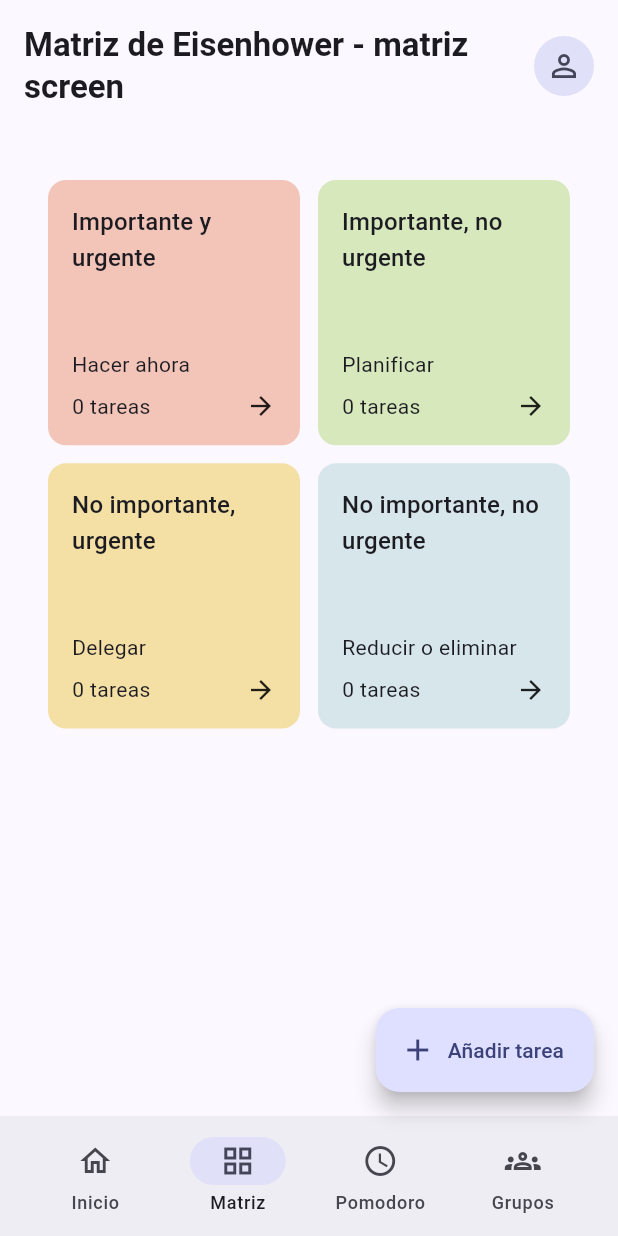
After one commit to agnesGuyonnaud/Prisma, a Flutter app: the screen it shows after launch, item 2 of the bottom bar chosen, on a phone screen of 412 x 824 dp. The commit adds this screen. Run offline on Flutter 3.47's test engine with Material 3 defaults, Android fonts, the phone set to English and light mode, and no system bars; our stand-ins replace sqflite; accounts and stored records are empty.

Commit message:
debud maj liste avec chat

```diff
--- a/lib/main.dart
+++ b/lib/main.dart
@@ -3,6 +3,7 @@ import 'package:flutter_localizations/flutter_localizations.dart';
 
 import 'data/tareas_repository.dart';
 import 'screens/home.dart';
+import 'widgets/tarea_list.dart';
 
 void main() {
   runApp(const MainApp());
@@ -21,7 +22,7 @@ class MainApp extends StatelessWidget {
       locale: const Locale('es'),
       supportedLocales: const [Locale('es')],
       localizationsDelegates: GlobalMaterialLocalizations.delegates,
-      navigatorObservers: [homeRouteObserver],
+      navigatorObservers: [tareasRouteObserver],
       // Genera superficies, colores de texto y estados coherentes con Material 3.
       // La paleta parte del morado de referencia; no depende del fondo del móvil.
       theme: ThemeData(
--- /dev/null
+++ b/lib/screens/matriz.dart
@@ -0,0 +1,214 @@
+import 'package:flutter/material.dart';
+import 'package:prisma/screens/home.dart';
+
+import '../data/tareas_repository.dart';
+import '../models/tarea_model.dart';
+import '../widgets/matriz_tareas.dart';
+import '../widgets/tarea_list.dart';
+import 'tarea_formulario.dart';
+
+/// Matriz que consulta las tareas locales y abre sus formularios y detalles.
+class MatrizScreen extends StatefulWidget {
+  const MatrizScreen({super.key, this.repositorio});
+
+  final TareasRepository? repositorio;
+
+  @override
+  State<MatrizScreen> createState() => _MatrizScreenState();
+}
+
+class _MatrizScreenState extends State<MatrizScreen> with RouteAware {
+  late final TareasRepository _repositorio;
+  late Future<List<Tarea>> _tareas;
+  ModalRoute<dynamic>? _ruta;
+
+  @override
+  void initState() {
+    super.initState();
+    _repositorio = widget.repositorio ?? TareasRepository.instancia;
+    _tareas = _repositorio.listar();
+  }
+
+  @override
+  void didChangeDependencies() {
+    super.didChangeDependencies();
+    final ruta = ModalRoute.of(context);
+    if (ruta != _ruta) {
+      if (_ruta != null) tareasRouteObserver.unsubscribe(this);
+      _ruta = ruta;
+      if (ruta != null) tareasRouteObserver.subscribe(this, ruta);
+    }
+  }
+
+  @override
+  void didPopNext() => _recargar();
+
+  @override
+  void dispose() {
+    tareasRouteObserver.unsubscribe(this);
+    super.dispose();
+  }
+
+  void _recargar() {
+    if (!mounted) return;
+    final consulta = _repositorio.listar();
+    setState(() {
+      _tareas = consulta;
+    });
+  }
+
+  Future<void> _abrirInicio() async {
+    if (!mounted) return;
+    await Navigator.of(context)
+        .push<void>(MaterialPageRoute<void>(builder: (_) => HomeScreen()));
+  }
+
+  Future<void> _crearTarea() async {
+    await Navigator.of(context).push<Tarea>(
+      MaterialPageRoute(
+        builder: (_) => TareaFormulario(repositorio: _repositorio),
+      ),
+    );
+  }
+
+  @override
+  Widget build(BuildContext context) {
+    final tema = Theme.of(context);
+    final colores = tema.colorScheme;
+
+    return Scaffold(
+      body: SafeArea(
+        // Un único margen exterior de 16 dp alinea el saludo, el perfil y
+        // las tareas, también cuando la ventana supera los 600 dp de ancho.
+        child: Padding(
+          padding: const EdgeInsets.all(16),
+          child: Column(
+            crossAxisAlignment: CrossAxisAlignment.start,
+            children: [
+              // Cabecera fija: no forma parte de la lista desplazable.
+              Row(
+                children: [
+                  Expanded(
+                    child: Text(
+                      'Matriz de Eisenhower - matriz screen',
+                      style: tema.textTheme.titleLarge?.copyWith(
+                        fontWeight: FontWeight.bold,
+                      ),
+                    ),
+                  ),
+                  const SizedBox(width: 16),
+                  // Indicador de perfil decorativo, sin acción.
+                  Semantics(
+                    label: 'Perfil',
+                    child: CircleAvatar(
+                      radius: 20,
+                      backgroundColor: colores.secondaryContainer,
+                      child: Icon(
+                        Icons.person_outline,
+                        color: colores.onSecondaryContainer,
+                      ),
+                    ),
+                  ),
+                ],
+              ),
+              const SizedBox(height: 32),
+              // El ListView solo contiene la lista de tareas.
+              Expanded(
+                child: FutureBuilder<List<Tarea>>(
+                  future: _tareas,
+                  builder: (context, snapshot) {
+                    if (snapshot.connectionState != ConnectionState.done) {
+                      return const Center(child: CircularProgressIndicator());
+                    }
+                    if (snapshot.hasError) {
+                      return Center(
+                        child: Column(
+                          mainAxisSize: MainAxisSize.min,
+                          children: [
+                            const Text('No se pudieron cargar tus tareas.'),
+                            TextButton(
+                              onPressed: _recargar,
+                              child: const Text('Reintentar'),
+                            ),
+                          ],
+                        ),
+                      );
+                    }
+                    final tareas = snapshot.data ?? [];
+                    return MatrizTareas(tareas: tareas);
+                    /* if (tareas.isEmpty) {
+                      return const Align(
+                        alignment: Alignment.topCenter,
+                        child: Card.filled(
+                          margin: EdgeInsets.zero,
+                          child: Padding(
+                            padding: EdgeInsets.all(24),
+                            child: Text(
+                              'Aún no tienes tareas. Pulsa “Añadir tarea” para crear la primera.',
+                            ),
+                          ),
+                        ),
+                      );
+                    }
+                    final now = DateTime.now();
+                    final tareasOrdenadas = [...tareas]
+                      ..sort(
+                        (a, b) => b
+                            .getImportanceEmergencyScore(now)
+                            .compareTo(a.getImportanceEmergencyScore(now)),
+                      );
+                    return TareaList(
+                      tareasOrdenadas: tareasOrdenadas,
+                      repositorio: _repositorio,
+                    ); */
+                  },
+                ),
+              ),
+            ],
+          ),
+        ),
+      ),
+      // El formulario guarda en SQLite antes de devolver la nueva tarea.
+      floatingActionButton: FloatingActionButton.extended(
+        onPressed: _crearTarea,
+        icon: const Icon(Icons.add),
+        label: const Text('Añadir tarea'),
+      ),
+      // endFloat ya aporta 16 dp desde el borde seguro: no duplicar el margen.
+      floatingActionButtonLocation: FloatingActionButtonLocation.endFloat,
+      // (bottomNavigationBar sin cambios)
+      bottomNavigationBar: ColoredBox(
+        color: colores.surfaceContainer,
+        child: Padding(
+          padding: const EdgeInsets.symmetric(horizontal: 16),
+          child: NavigationBar(
+            backgroundColor: colores.surfaceContainer,
+            selectedIndex: 1,
+            onDestinationSelected: (index) {
+              if (index == 0) _abrirInicio();
+            },
+            destinations: const [
+              NavigationDestination(
+                icon: Icon(Icons.home_outlined),
+                label: 'Inicio',
+              ),
+              NavigationDestination(
+                icon: Icon(Icons.grid_view_outlined),
+                selectedIcon: Icon(Icons.grid_view),
+                label: 'Matriz',
+              ),
+              NavigationDestination(
+                icon: Icon(Icons.access_time_outlined),
+                label: 'Pomodoro',
+              ),
+              NavigationDestination(
+                icon: Icon(Icons.groups_outlined),
+                label: 'Grupos',
+              ),
+            ],
+          ),
+        ),
+      ),
+    );
+  }
+}
--- /dev/null
+++ b/lib/widgets/matriz_tareas.dart
@@ -0,0 +1,180 @@
+import 'package:flutter/material.dart';
+
+import '../models/tarea_model.dart';
+import '../widgets/tarea_list.dart';
+
+class MatrizTareas extends StatelessWidget {
+  const MatrizTareas({super.key, required this.tareas});
+
+  final List<Tarea> tareas;
+
+  static const _cadranes = [
+    _Cadran(
+      titulo: 'Importante y urgente',
+      descripcion: 'Hacer ahora',
+      importante: true,
+      urgente: true,
+      color: Color(0xFFF3C5B8),
+    ),
+    _Cadran(
+      titulo: 'Importante, no urgente',
+      descripcion: 'Planificar',
+      importante: true,
+      urgente: false,
+      color: Color(0xFFD7E8BD),
+    ),
+    _Cadran(
+      titulo: 'No importante, urgente',
+      descripcion: 'Delegar',
+      importante: false,
+      urgente: true,
+      color: Color(0xFFF4E0A5),
+    ),
+    _Cadran(
+      titulo: 'No importante, no urgente',
+      descripcion: 'Reducir o eliminar',
+      importante: false,
+      urgente: false,
+      color: Color(0xFFD6E6EA),
+    ),
+  ];
+
+  List<Tarea> _tareasDelCadran(_Cadran cadran) => tareas.where((tarea) {
+    final importante = tarea.importancia >= 3;
+    return importante == cadran.importante &&
+        tarea.isUrgente() == cadran.urgente;
+  }).toList();
+
+  @override
+  Widget build(BuildContext context) {
+    return GridView.builder(
+      padding: const EdgeInsets.all(16),
+      gridDelegate: const SliverGridDelegateWithFixedCrossAxisCount(
+        crossAxisCount: 2,
+        crossAxisSpacing: 12,
+        mainAxisSpacing: 12,
+        childAspectRatio: 0.95,
+      ),
+      itemCount: _cadranes.length,
+      itemBuilder: (context, index) {
+        final cadran = _cadranes[index];
+        final tareasCadran = _tareasDelCadran(cadran);
+        return Card.filled(
+          margin: EdgeInsets.zero,
+          color: cadran.color,
+          clipBehavior: Clip.antiAlias,
+          child: InkWell(
+            onTap: () => Navigator.of(context).push<void>(
+              MaterialPageRoute<void>(
+                builder: (_) =>
+                    _ListaCadranScreen(cadran: cadran, tareas: tareasCadran),
+              ),
+            ),
+            child: Padding(
+              padding: const EdgeInsets.all(16),
+              child: Column(
+                crossAxisAlignment: CrossAxisAlignment.start,
+                children: [
+                  Expanded(
+                    child: Align(
+                      alignment: Alignment.topLeft,
+                      child: Text(
+                        cadran.titulo,
+                        style: Theme.of(context).textTheme.titleMedium,
+                      ),
+                    ),
+                  ),
+                  Text(
+                    cadran.descripcion,
+                    style: Theme.of(context).textTheme.bodyMedium,
+                  ),
+                  const SizedBox(height: 8),
+                  Row(
+                    children: [
+                      Text('${tareasCadran.length} tareas'),
+                      const Spacer(),
+                      const Icon(Icons.arrow_forward, size: 20),
+                    ],
+                  ),
+                ],
+              ),
+            ),
+          ),
+        );
+      },
+    );
+  }
+}
+/*
+class MatrizTareasScreen extends StatelessWidget {
+  const MatrizTareasScreen({super.key, required this.tareas});
+
+  final List<Tarea> tareas;
+
+  @override
+  Widget build(BuildContext context) {
+    return Scaffold(
+      appBar: AppBar(
+        title: const Text('Matriz de tareas'),
+        leading: IconButton(
+          tooltip: 'Volver',
+          icon: const BackButtonIcon(),
+          onPressed: () => Navigator.of(context).pop(),
+        ),
+      ),
+      body: MatrizTareas(tareas: tareas),
+    );
+  }
+} */
+
+class _ListaCadranScreen extends StatelessWidget {
+  const _ListaCadranScreen({required this.cadran, required this.tareas});
+
+  final _Cadran cadran;
+  final List<Tarea> tareas;
+
+  @override
+  Widget build(BuildContext context) {
+    return Scaffold(
+      appBar: AppBar(
+        title: Text(cadran.titulo),
+        leading: IconButton(
+          tooltip: 'Volver',
+          icon: const BackButtonIcon(),
+          onPressed: () => Navigator.of(context).pop(),
+        ),
+      ),
+      body: tareas.isEmpty
+          ? const Center(child: Text('No hay tareas en este cuadrante.'))
+          : TareaList(tareasOrdenadas: tareas),
+
+      /* final now = DateTime.now();
+                    final tareasOrdenadas = [...tareas]
+                      ..sort(
+                        (a, b) => b
+                            .getImportanceEmergencyScore(now)
+                            .compareTo(a.getImportanceEmergencyScore(now)),
+                      );
+                    return TareaList(
+                      tareasOrdenadas: tareasOrdenadas,
+                      repositorio: _repositorio,
+                    ); */
+    );
+  }
+}
+
+class _Cadran {
+  const _Cadran({
+    required this.titulo,
+    required this.descripcion,
+    required this.importante,
+    required this.urgente,
+    required this.color,
+  });
+
+  final String titulo;
+  final String descripcion;
+  final bool importante;
+  final bool urgente;
+  final Color color;
+}
```
Also changed, not shown: lib/screens/home.dart (+11 -95 lines), lib/widgets/tarea_list.dart (+107 -20 lines), lib/models/tarea_model.dart (line endings or trailing spaces), lib/screens/tarea.dart (line endings or trailing spaces).
